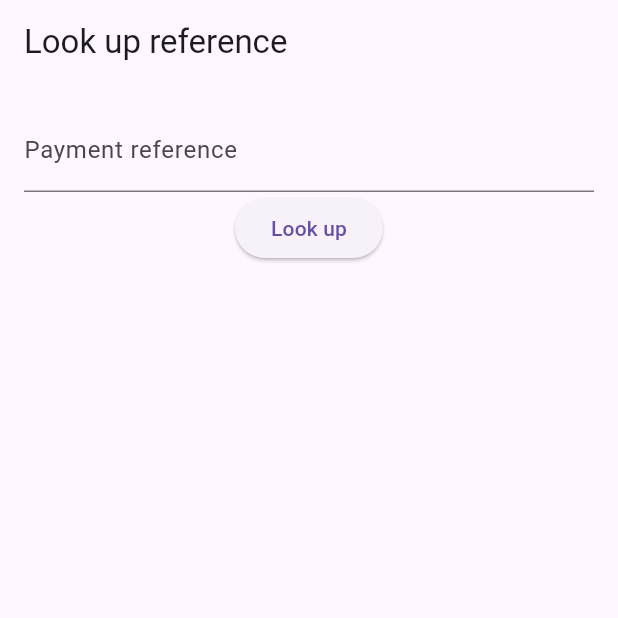
After one commit to robernet/laraship-payment-gateway, a Flutter app: the ReferenceLookupScreen screen opened by its route, on a phone screen of 412 x 824 dp, the top half of it. The commit adds this screen. Run offline on Flutter 3.47's test engine with Material 3 defaults, Android fonts, the phone set to English and light mode, and no system bars; our stand-ins replace dio, flutter_riverpod, flutter_secure_storage, freezed_annotation, go_router; accounts and stored records are empty.

Commit message:
feat(pos): reference lookup

```diff
--- /dev/null
+++ b/apps/pos/lib/features/payment_reference/domain/reference_lookup_state.dart
@@ -0,0 +1,19 @@
+import 'package:core/core.dart';
+import 'package:flutter_riverpod/flutter_riverpod.dart';
+
+import '../../../core_providers.dart';
+
+class ReferenceLookupNotifier extends Notifier<AsyncValue<PaymentReference>?> {
+  @override
+  AsyncValue<PaymentReference>? build() => null;
+
+  Future<void> lookup(String reference) async {
+    state = const AsyncValue.loading();
+    state = await AsyncValue.guard(
+      () => ref.read(paymentGatewayServiceProvider).lookupReference(reference),
+    );
+  }
+}
+
+final referenceLookupProvider =
+    NotifierProvider<ReferenceLookupNotifier, AsyncValue<PaymentReference>?>(ReferenceLookupNotifier.new);
--- /dev/null
+++ b/apps/pos/lib/features/payment_reference/presentation/reference_lookup_screen.dart
@@ -0,0 +1,83 @@
+import 'package:core/core.dart';
+import 'package:flutter/material.dart';
+import 'package:flutter_riverpod/flutter_riverpod.dart';
+
+import '../domain/reference_lookup_state.dart';
+
+class ReferenceLookupScreen extends ConsumerStatefulWidget {
+  const ReferenceLookupScreen({super.key, required this.onCollect});
+
+  final void Function(PaymentReference reference) onCollect;
+
+  @override
+  ConsumerState<ReferenceLookupScreen> createState() => _ReferenceLookupScreenState();
+}
+
+class _ReferenceLookupScreenState extends ConsumerState<ReferenceLookupScreen> {
+  final _reference = TextEditingController();
+
+  @override
+  void dispose() {
+    _reference.dispose();
+    super.dispose();
+  }
+
+  @override
+  Widget build(BuildContext context) {
+    final result = ref.watch(referenceLookupProvider);
+
+    return Scaffold(
+      appBar: AppBar(title: const Text('Look up reference')),
+      body: Padding(
+        padding: const EdgeInsets.all(16),
+        child: Column(
+          children: [
+            TextField(
+              controller: _reference,
+              key: const Key('reference_input'),
+              decoration: const InputDecoration(labelText: 'Payment reference'),
+            ),
+            ElevatedButton(
+              key: const Key('reference_submit'),
+              onPressed: () => ref.read(referenceLookupProvider.notifier).lookup(_reference.text),
+              child: const Text('Look up'),
+            ),
+            const SizedBox(height: 16),
+            if (result != null) _buildResult(result),
+          ],
+        ),
+      ),
+    );
+  }
+
+  Widget _buildResult(AsyncValue<PaymentReference> result) {
+    return result.when(
+      loading: () => const CircularProgressIndicator(),
+      error: (error, _) {
+        final message = error is ApiException && error.isNotFound
+            ? 'Reference not found.'
+            : error is ApiException
+                ? error.message
+                : 'Something went wrong.';
+        return Text(message);
+      },
+      data: (reference) {
+        if (reference.status == 'collected') {
+          return const Text('This reference has already been collected.');
+        }
+        return Column(
+          key: const Key('reference_amount_due'),
+          children: [
+            Text('Amount due: ${reference.amount} ${reference.currency}'),
+            Text('Due date: ${reference.dueDate.toIso8601String()}'),
+            ElevatedButton(
+              key: const Key('reference_collect'),
+              onPressed: () => widget.onCollect(reference),
+              child: const Text('Collect'),
+            ),
+          ],
+        );
+      },
+    );
+  }
+}
--- a/apps/pos/lib/router.dart
+++ b/apps/pos/lib/router.dart
@@ -1,9 +1,9 @@
-import 'package:flutter/material.dart';
 import 'package:flutter_riverpod/flutter_riverpod.dart';
 import 'package:go_router/go_router.dart';
 
 import 'features/auth/domain/auth_state.dart';
 import 'features/auth/presentation/login_screen.dart';
+import 'features/payment_reference/presentation/reference_lookup_screen.dart';
 import 'features/shift/domain/shift_state.dart';
 import 'features/shift/presentation/open_shift_screen.dart';
 
@@ -30,8 +30,8 @@ final routerProvider = Provider<GoRouter>((ref) {
       GoRoute(path: '/shift/open', builder: (context, state) => const OpenShiftScreen()),
       GoRoute(
         path: '/',
-        builder: (context, state) => const Scaffold(
-          body: Center(child: Text('Shift open')),
+        builder: (context, state) => ReferenceLookupScreen(
+          onCollect: (reference) => context.push('/collect', extra: reference),
         ),
       ),
     ],
```
Also changed, not shown: 1 other file.
